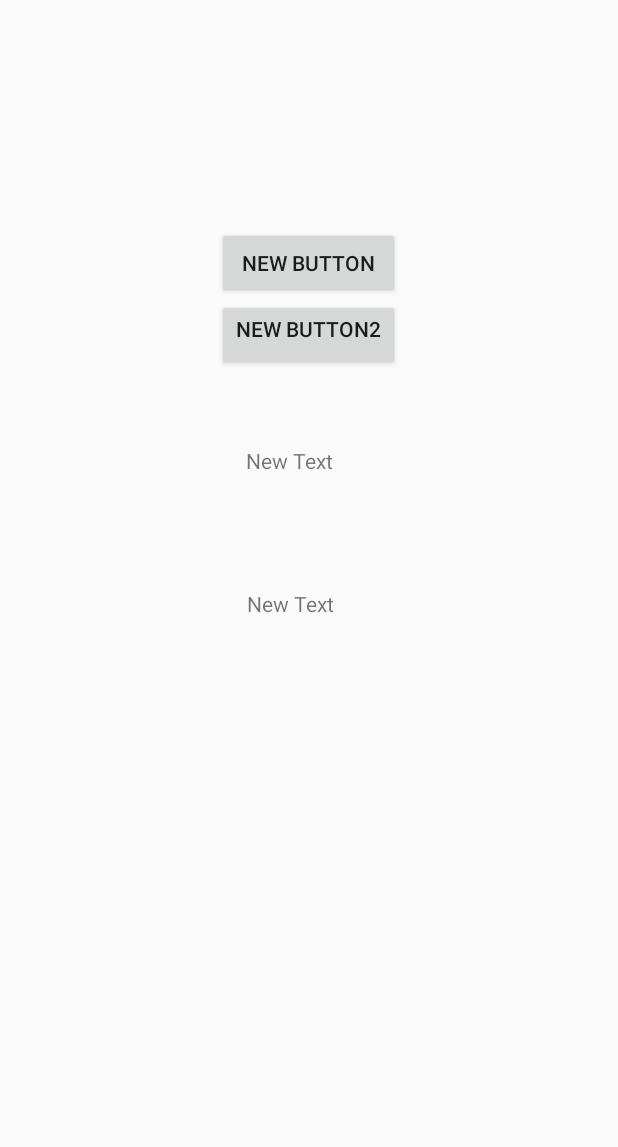
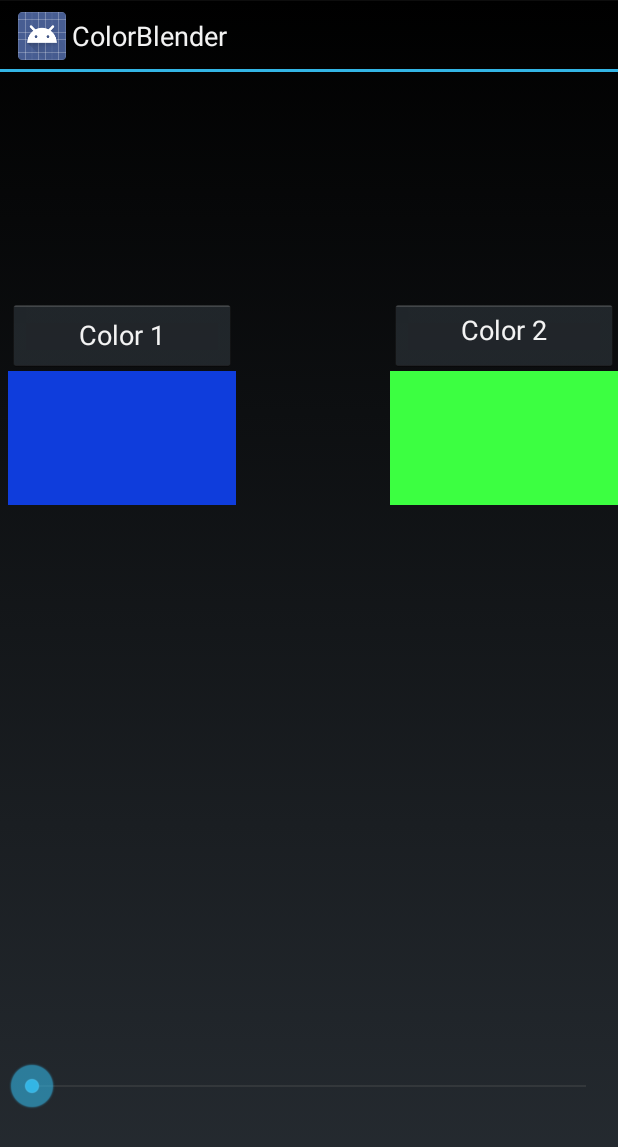
Before and after one commit to coyle5280/ColorBlender, an Android app: the screen it shows after launch (MainActivity), on a phone screen of 412 x 824 dp. Shown: the top 1147 px of the screen. Run offline under Robolectric (Android 15) with nearby library versions, the phone set to English and light mode, and no system bars.

```diff
--- a/app/build.gradle
+++ b/app/build.gradle
@@ -21,5 +21,5 @@ android {
 
 dependencies {
     compile fileTree(dir: 'libs', include: ['*.jar'])
-    compile 'com.android.support:appcompat-v7:22.1.1'
+   // compile 'com.android.support:appcompat-v7:22.1.1'
 }
--- a/app/src/main/res/layout/activity_main.xml
+++ b/app/src/main/res/layout/activity_main.xml
@@ -1,10 +1,17 @@
-<LinearLayout
+<RelativeLayout
     android:layout_height="fill_parent"
     android:layout_width="fill_parent"
     xmlns:android="http://schemas.android.com/apk/res/android"
     android:orientation="vertical"
     android:layout_gravity="center"
-    android:weightSum="1">
+    android:weightSum="1"
+    android:id="@+id/main">
+
+    <FrameLayout
+        android:layout_width="fill_parent"
+        android:layout_height="fill_parent"
+        android:id="@+id/fragHolder">
+     </FrameLayout>
 
 
 
@@ -15,36 +22,59 @@
         android:layout_margin="20dp" />
 
 
-    <Button
-    android:layout_width="122dp"
-    android:layout_height="wrap_content"
-    android:text="New Button"
-    android:id="@+id/button"
-        android:layout_gravity="center_horizontal" />
+    <SeekBar
+        android:layout_width="match_parent"
+        android:layout_height="wrap_content"
+        android:id="@+id/blendBar"
+        android:layout_gravity="left|bottom"
+        android:max="100"
+        android:indeterminate="false"
+        android:layout_marginLeft="5dp"
+        android:layout_marginRight="5dp"
+        android:layout_alignParentBottom="true"
+        android:layout_centerHorizontal="true"
+        android:layout_marginBottom="84dp" />
 
     <Button
-        android:layout_width="122dp"
+        android:layout_width="152dp"
         android:layout_height="wrap_content"
-        android:text="New Button2"
+        android:text="Color 2"
         android:id="@+id/button2"
         android:gravity="center_horizontal"
-        android:layout_gravity="center_horizontal" />
+        android:layout_gravity="right|center_vertical"
+        android:layout_below="@+id/blendColorTextView"
+        android:layout_alignParentEnd="true" />
 
     <TextView
-        android:layout_width="84dp"
+        android:layout_width="116dp"
+        android:layout_height="136dp"
+        android:id="@+id/color1TextView"
+        android:layout_gravity="right|bottom"
+        android:layout_weight="0.49"
+        android:background="#0f3ddc"
+        android:layout_below="@+id/button"
+        android:layout_alignStart="@+id/button"
+        android:layout_alignEnd="@+id/button"
+        android:layout_alignBottom="@+id/color2TextView" />
+
+    <Button
+        android:layout_width="152dp"
         android:layout_height="wrap_content"
-        android:text="New Text"
-        android:id="@+id/color1TextView"
-        android:layout_gravity="center_horizontal"
-        android:layout_weight="0.06"
-        android:layout_marginTop="50dp" />
+        android:text="Color 1"
+        android:id="@+id/button"
+        android:layout_gravity="left|center_vertical"
+        android:layout_below="@+id/blendColorTextView"
+        android:layout_alignStart="@+id/blendBar" />
 
     <TextView
         android:layout_width="82dp"
-        android:layout_height="wrap_content"
-        android:text="New Text"
+        android:layout_height="89dp"
         android:id="@+id/color2TextView"
-        android:layout_gravity="center_horizontal"
-        android:layout_weight="0.07"
-        android:layout_marginTop="50dp" />
-</LinearLayout>
+        android:layout_weight="0.26"
+        android:background="#3cff41"
+        android:layout_below="@+id/button2"
+        android:layout_alignEnd="@+id/button2"
+        android:layout_alignStart="@+id/button2"
+        android:layout_gravity="left|bottom" />
+
+</RelativeLayout>
--- a/app/src/main/res/menu/menu_main.xml
+++ /dev/null
@@ -1,6 +0,0 @@
-<menu xmlns:android="http://schemas.android.com/apk/res/android"
-    xmlns:app="http://schemas.android.com/apk/res-auto"
-    xmlns:tools="http://schemas.android.com/tools" tools:context=".MainActivity">
-    <item android:id="@+id/action_settings" android:title="@string/action_settings"
-        android:orderInCategory="100" app:showAsAction="never" />
-</menu>
--- a/app/src/main/res/values/strings.xml
+++ b/app/src/main/res/values/strings.xml
@@ -1,6 +1,4 @@
 <resources>
     <string name="app_name">ColorBlender</string>
-
-    <string name="hello_world">Hello world!</string>
-    <string name="action_settings">Settings</string>
+    <string name="settings">Settings</string>
 </resources>
--- a/app/src/main/res/values/styles.xml
+++ b/app/src/main/res/values/styles.xml
@@ -1,7 +1,7 @@
 <resources>
 
     <!-- Base application theme. -->
-    <style name="AppTheme" parent="Theme.AppCompat.Light.DarkActionBar">
+    <style name="AppTheme" parent="android:Theme.Holo">
         <!-- Customize your theme here. -->
     </style>
 
```
Also changed, not shown: 1 other file.
